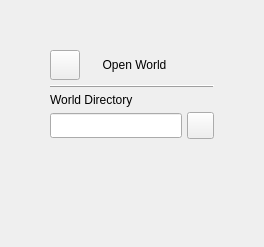
Before: the Qt Designer form src/amulet_editor/plugins/amulet_team_home_page/home/open_world/_open_world.ui in Amulet-Team/Amulet-Editor, drawn with Qt 5.
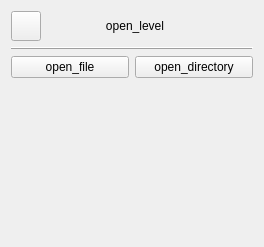
After: the same form once the commit is applied.

```diff
--- a/src/amulet_editor/plugins/amulet_team_home_page/home/open_world/_open_world.ui
+++ b/src/amulet_editor/plugins/amulet_team_home_page/home/open_world/_open_world.ui
@@ -16,22 +16,7 @@
   <property name="backgroundColor" stdset="0">
    <string notr="true">background</string>
   </property>
-  <layout class="QVBoxLayout" name="_vertical_layout">
-   <property name="spacing">
-    <number>5</number>
-   </property>
-   <property name="leftMargin">
-    <number>50</number>
-   </property>
-   <property name="topMargin">
-    <number>50</number>
-   </property>
-   <property name="rightMargin">
-    <number>50</number>
-   </property>
-   <property name="bottomMargin">
-    <number>50</number>
-   </property>
+  <layout class="QVBoxLayout" name="verticalLayout">
    <item>
     <layout class="QHBoxLayout" name="_lyt_header">
      <item>
@@ -62,7 +47,7 @@
      <item>
       <widget class="QLabel" name="_lbl_title">
        <property name="text">
-        <string>Open World</string>
+        <string>open_level</string>
        </property>
        <property name="alignment">
         <set>Qt::AlignCenter</set>
@@ -101,61 +86,18 @@
     </widget>
    </item>
    <item>
-    <widget class="QLabel" name="_lbl_level_directory">
-     <property name="text">
-      <string>World Directory</string>
-     </property>
-     <property name="color" stdset="0">
-      <string notr="true">on_primary</string>
-     </property>
-    </widget>
-   </item>
-   <item>
-    <layout class="QHBoxLayout" name="_lyt_world_directory">
+    <layout class="QHBoxLayout" name="horizontalLayout">
      <item>
-      <widget class="QLineEdit" name="lne_level_directory">
-       <property name="minimumSize">
-        <size>
-         <width>0</width>
-         <height>25</height>
-        </size>
-       </property>
-       <property name="maximumSize">
-        <size>
-         <width>16777215</width>
-         <height>25</height>
-        </size>
-       </property>
-       <property name="readOnly">
-        <bool>true</bool>
-       </property>
-       <property name="color" stdset="0">
-        <string notr="true">on_surface</string>
+      <widget class="QPushButton" name="load_file_button">
+       <property name="text">
+        <string>open_file</string>
        </property>
       </widget>
      </item>
      <item>
-      <widget class="QPushButton" name="btn_level_directory">
-       <property name="sizePolicy">
-        <sizepolicy hsizetype="Fixed" vsizetype="Fixed">
-         <horstretch>0</horstretch>
-         <verstretch>0</verstretch>
-        </sizepolicy>
-       </property>
-       <property name="minimumSize">
-        <size>
-         <width>27</width>
-         <height>27</height>
-        </size>
-       </property>
-       <property name="maximumSize">
-        <size>
-         <width>27</width>
-         <height>27</height>
-        </size>
-       </property>
+      <widget class="QPushButton" name="load_directory_button">
        <property name="text">
-        <string/>
+        <string>open_directory</string>
        </property>
       </widget>
      </item>
```
